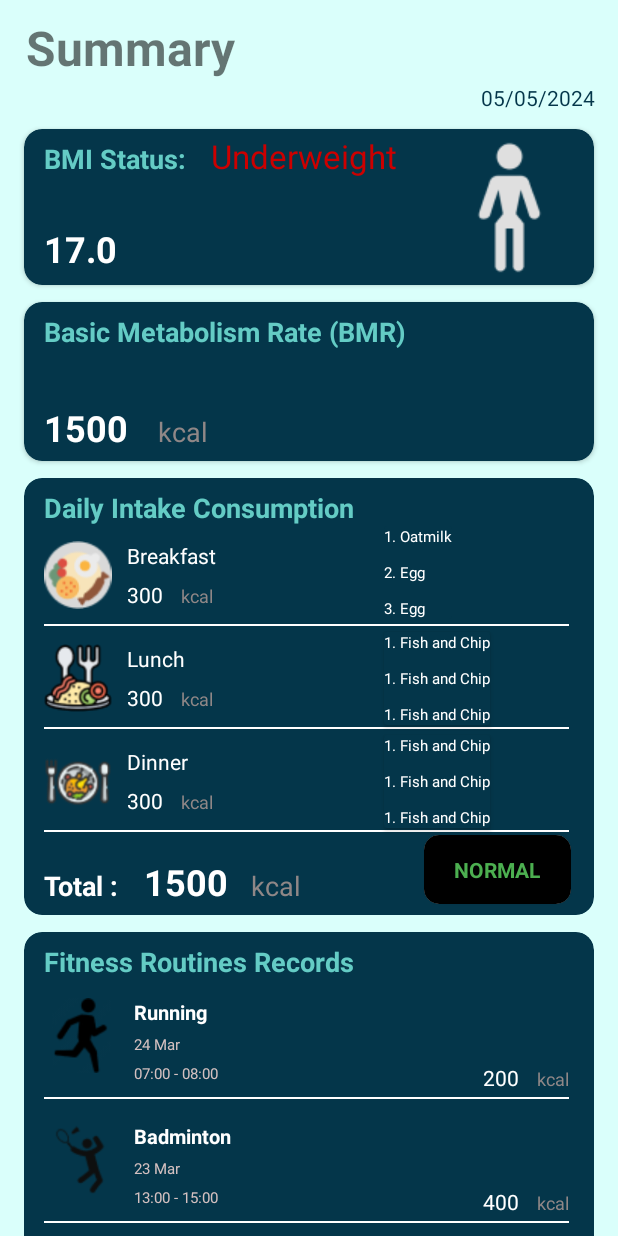
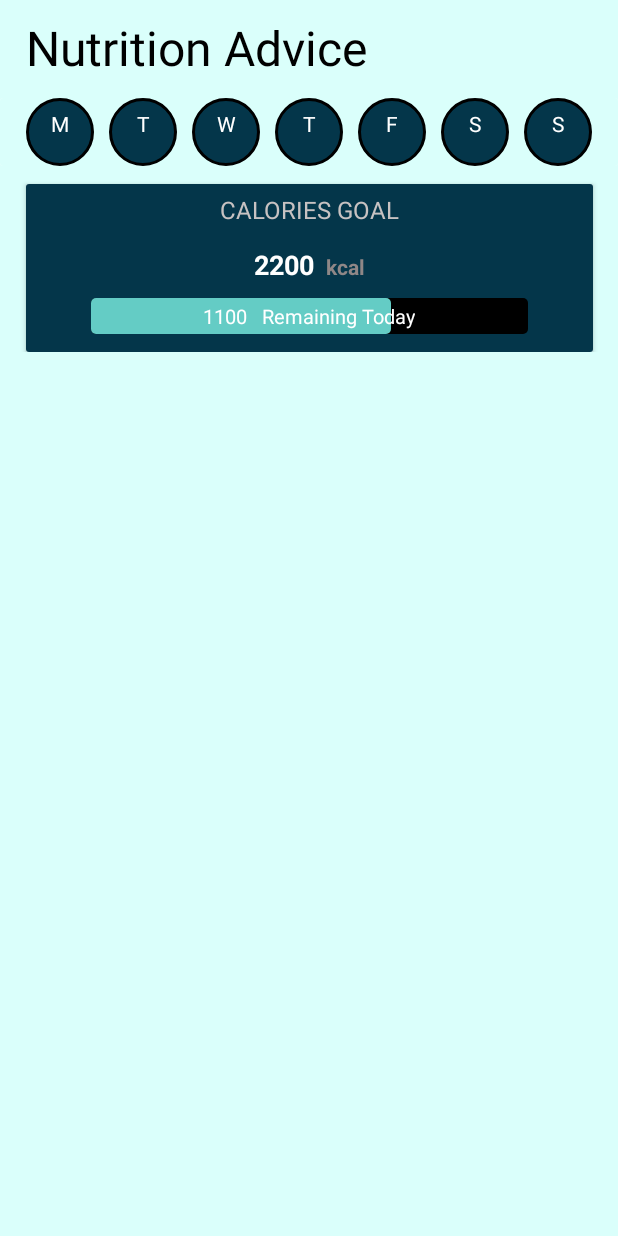
Before and after one commit to yii-meow/health-compass, an Android app: the screen it shows after launch (MainActivity), on a phone screen of 412 x 824 dp. Run offline under Robolectric (Android 15) with nearby library versions, the phone set to English and light mode, and no system bars.

Commit message:
update nutrition advice page

```diff
--- a/app/src/main/java/com/example/healthcompass/MainActivity.kt
+++ b/app/src/main/java/com/example/healthcompass/MainActivity.kt
@@ -10,21 +10,21 @@ import java.util.Locale
 class MainActivity : AppCompatActivity() {
     override fun onCreate(savedInstanceState: Bundle?) {
         super.onCreate(savedInstanceState)
-        setContentView(R.layout.activity_main)
+        setContentView(R.layout.nutrition)
 
-        var tvDate: TextView = findViewById(R.id.tvDate)
-        tvDate.text = "123"
-
-        // Get the current date
-        val currentDate = Date()
-
-        // Define a date format
-        val dateFormat = SimpleDateFormat("dd/MM/yyyy", Locale.getDefault())
-
-        // Format the current date
-        val formattedDate = dateFormat.format(currentDate)
-
-        // Set the formatted date to the TextView
-        tvDate.text = formattedDate
+//        var tvDate: TextView = findViewById(R.id.tvDate)
+//        tvDate.text = "123"
+//
+//        // Get the current date
+//        val currentDate = Date()
+//
+//        // Define a date format
+//        val dateFormat = SimpleDateFormat("dd/MM/yyyy", Locale.getDefault())
+//
+//        // Format the current date
+//        val formattedDate = dateFormat.format(currentDate)
+//
+//        // Set the formatted date to the TextView
+//        tvDate.text = formattedDate
     }
 }
--- /dev/null
+++ b/app/src/main/res/drawable/progress_rectangle.xml
@@ -0,0 +1,6 @@
+<shape xmlns:android="http://schemas.android.com/apk/res/android"
+    android:shape="rectangle">
+    <solid android:color="#64CCC5" /> <!-- Color of the rectangle -->
+    <corners android:radius="3dp" /> <!-- Radius of the rectangle corners -->
+    <size android:width="100dp" android:height="24dp" /> <!-- Width and height of the rectangle -->
+</shape>
--- /dev/null
+++ b/app/src/main/res/drawable/rectangle.xml
@@ -0,0 +1,6 @@
+<shape xmlns:android="http://schemas.android.com/apk/res/android"
+    android:shape="rectangle">
+    <solid android:color="@color/black" /> <!-- Color of the rectangle -->
+    <corners android:radius="3dp" /> <!-- Radius of the rectangle corners -->
+    <size android:width="100dp" android:height="24dp" /> <!-- Width and height of the rectangle -->
+</shape>
--- a/app/src/main/res/layout/fitness_routines.xml
+++ b/app/src/main/res/layout/fitness_routines.xml
@@ -253,7 +253,7 @@
                     android:layout_width="19dp"
                     android:layout_height="19dp"
                     android:layout_marginTop="8dp"
-                    android:src="@drawable/caloriesBurnt"
+                    android:src="@drawable/calories_burnt"
                     app:layout_constraintLeft_toLeftOf="@id/tvSport1"
                     app:layout_constraintTop_toBottomOf="@id/imgDuration1" />
 
@@ -357,7 +357,7 @@
                     android:layout_width="19dp"
                     android:layout_height="19dp"
                     android:layout_marginTop="8dp"
-                    android:src="@drawable/caloriesBurnt"
+                    android:src="@drawable/calories_burnt"
                     app:layout_constraintLeft_toLeftOf="@id/tvSport2"
                     app:layout_constraintTop_toBottomOf="@id/imgDuration2" />
 
--- a/app/src/main/res/layout/nutrition.xml
+++ b/app/src/main/res/layout/nutrition.xml
@@ -29,7 +29,9 @@
             android:layout_marginTop="12dp"
             app:layout_constraintLeft_toLeftOf="parent"
             app:layout_constraintRight_toRightOf="parent"
-            app:layout_constraintTop_toBottomOf="@id/lblNutritionAdvice">
+            app:layout_constraintTop_toBottomOf="@id/lblNutritionAdvice"
+            app:cardElevation="0dp"
+            >
 
             <androidx.constraintlayout.widget.ConstraintLayout
                 android:layout_width="match_parent"
@@ -186,9 +188,11 @@
 
             <androidx.constraintlayout.widget.ConstraintLayout
                 android:layout_width="match_parent"
-                android:layout_height="match_parent">
+                android:layout_height="match_parent"
+                android:background="#04364A">
 
                 <TextView
+                    android:id="@+id/lblCaloriesGoal"
                     android:layout_width="wrap_content"
                     android:layout_height="wrap_content"
                     android:layout_marginTop="6dp"
@@ -198,6 +202,91 @@
                     app:layout_constraintLeft_toLeftOf="parent"
                     app:layout_constraintRight_toRightOf="parent"
                     app:layout_constraintTop_toTopOf="parent" />
+
+                <androidx.constraintlayout.widget.ConstraintLayout
+                    android:id="@+id/clCaloriesGoal"
+                    android:layout_width="wrap_content"
+                    android:layout_height="wrap_content"
+                    android:layout_marginTop="13dp"
+                    app:layout_constraintLeft_toLeftOf="parent"
+                    app:layout_constraintRight_toRightOf="parent"
+                    app:layout_constraintTop_toBottomOf="@id/lblCaloriesGoal">
+
+                    <TextView
+                        android:id="@+id/tvTotalConsumptionCalories"
+                        android:layout_width="wrap_content"
+                        android:layout_height="wrap_content"
+                        android:layout_marginEnd="8dp"
+                        android:layout_marginRight="8dp"
+                        android:text="2200"
+                        android:textColor="@color/white"
+                        android:textSize="18dp"
+                        android:textStyle="bold"
+                        app:layout_constraintBottom_toBottomOf="parent"
+                        app:layout_constraintLeft_toLeftOf="parent"
+                        app:layout_constraintRight_toLeftOf="@id/lblCaloriesGoalKcal"
+                        app:layout_constraintTop_toTopOf="parent" />
+
+                    <TextView
+                        android:id="@+id/lblCaloriesGoalKcal"
+                        android:layout_width="wrap_content"
+                        android:layout_height="wrap_content"
+                        android:layout_marginStart="8dp"
+                        android:layout_marginLeft="8dp"
+                        android:text="kcal"
+                        android:textColor="#8F8787"
+                        android:textStyle="bold"
+                        app:layout_constraintBaseline_toBaselineOf="@id/tvTotalConsumptionCalories"
+                        app:layout_constraintLeft_toRightOf="@id/tvTotalConsumptionCalories" />
+                </androidx.constraintlayout.widget.ConstraintLayout>
+
+                <FrameLayout
+                    android:id="@+id/flRemaining"
+                    android:layout_width="291dp"
+                    android:layout_height="24dp"
+                    android:layout_marginTop="10dp"
+                    android:background="@drawable/rectangle"
+                    app:layout_constraintLeft_toLeftOf="parent"
+                    app:layout_constraintRight_toRightOf="parent"
+                    app:layout_constraintTop_toBottomOf="@id/clCaloriesGoal">
+
+                    <View
+                        android:layout_width="200dp"
+                        android:layout_height="24dp"
+                        android:background="@drawable/progress_rectangle" />
+
+                    <androidx.constraintlayout.widget.ConstraintLayout
+                        android:layout_width="wrap_content"
+                        android:layout_height="wrap_content"
+                        android:layout_gravity="center"
+                        >
+
+                        <TextView
+                            android:id="@+id/tvRemainingCalories"
+                            android:layout_width="wrap_content"
+                            android:layout_height="wrap_content"
+                            android:text="1100"
+                            android:textColor="@color/white"
+                            android:textSize="13dp"
+                            app:layout_constraintTop_toTopOf="parent"
+                            app:layout_constraintBottom_toBottomOf="parent"
+                            />
+
+                        <TextView
+                            android:id="@+id/lblRemaining"
+                            android:layout_width="wrap_content"
+                            android:layout_height="wrap_content"
+                            android:layout_marginStart="10dp"
+                            android:text="Remaining Today"
+                            android:textColor="@android:color/white"
+                            android:textSize="13dp"
+                            app:layout_constraintBaseline_toBaselineOf="@+id/tvRemainingCalories"
+                            app:layout_constraintStart_toEndOf="@id/tvRemainingCalories"
+                            />
+
+                    </androidx.constraintlayout.widget.ConstraintLayout>
+                </FrameLayout>
+
             </androidx.constraintlayout.widget.ConstraintLayout>
         </androidx.cardview.widget.CardView>
 
```
Also changed, not shown: app/src/main/res/drawable/calories_burnt.png (renamed from app/src/main/res/drawable/caloriesBurnt.png).
